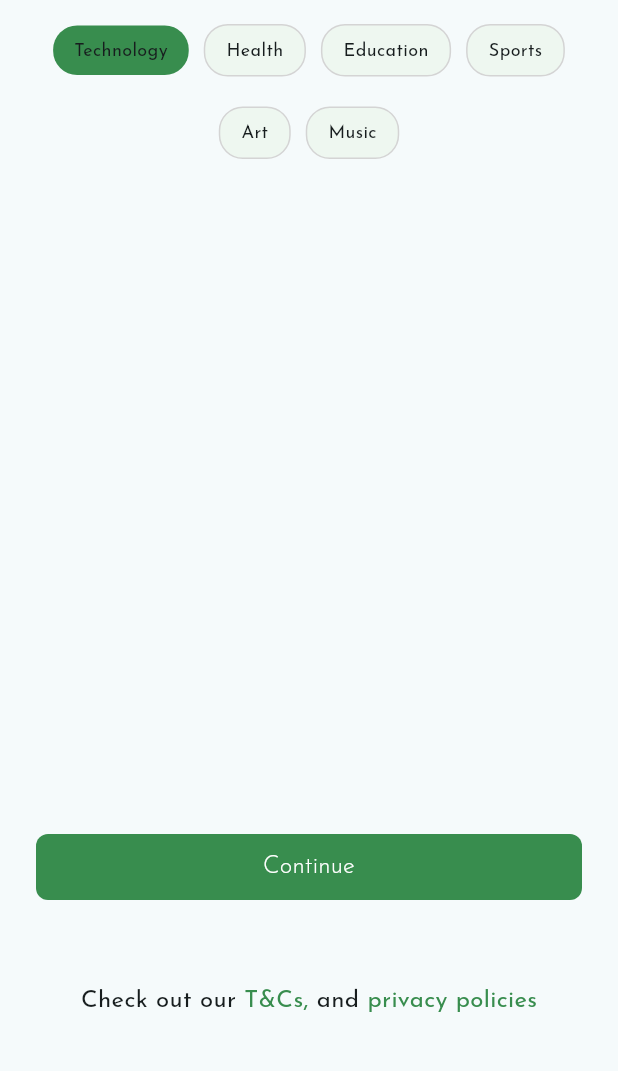
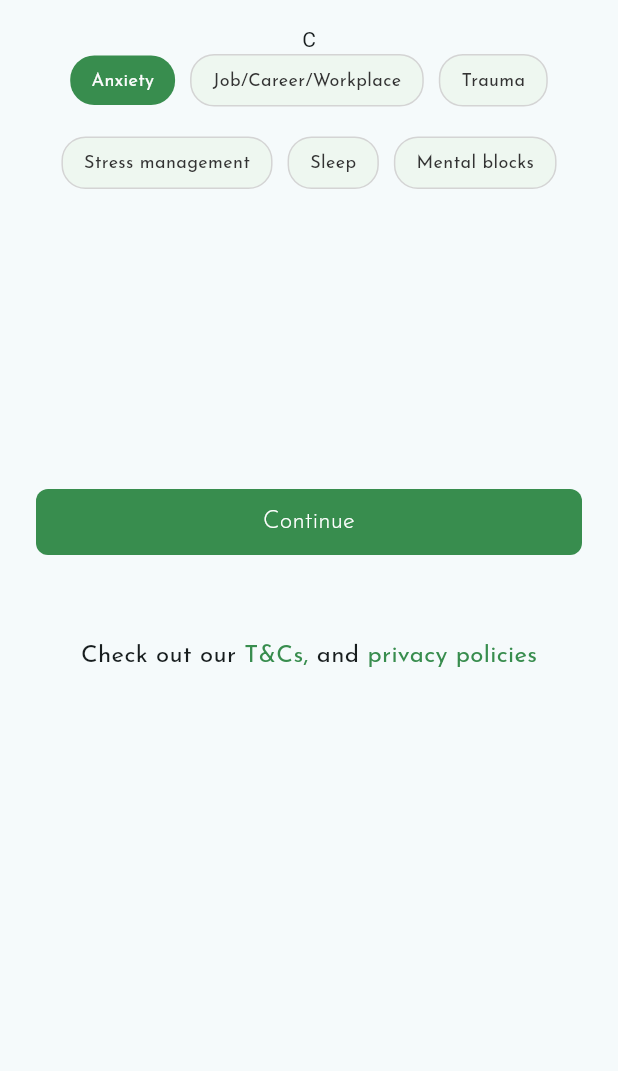
Before and after one commit to SKPteam/tl_onboarding_test, a Flutter app: the Chats screen opened by its route, on a phone screen of 412 x 824 dp, the part 96-1167 px from its top. Run offline on Flutter 3.47's test engine with Material 3 defaults, Android fonts, the phone set to English and light mode, and no system bars; our stand-ins replace dio, flutter_secure_storage, flutter_speed_dial, flutter_svg, get, get_it and 1 more; accounts and stored records are empty.

Commit message:
Task One

```diff
--- a/lib/api/services/create_chat_service.dart
+++ b/lib/api/services/create_chat_service.dart
@@ -1,11 +1,10 @@
 import 'package:dio/dio.dart';
 import 'package:flutter_firebase_test/api/endpoints/endpoints.dart';
 import 'package:flutter_firebase_test/data/models/create_chat.dart';
-import 'package:flutter_secure_storage/flutter_secure_storage.dart';
 
-class CreateChatService {
+class ChatService {
   final Dio _dio = Dio();
-  final FlutterSecureStorage _storage = const FlutterSecureStorage();
+  //final FlutterSecureStorage _storage = const FlutterSecureStorage();
 
   Future<CreateChat?> createChat({
     required int consultantId,
@@ -21,6 +20,7 @@ class CreateChatService {
       );
 
       if (response.statusCode == 200 || response.statusCode == 201) {
+        print("chat response: $response.data");
         return CreateChat.fromJson(response.data);
       }
       return null;
--- a/lib/core/dependency_injection/locator.dart
+++ b/lib/core/dependency_injection/locator.dart
@@ -11,7 +11,7 @@ Future<void> setupLocator() async {
   locator.registerLazySingleton(() => LoginUserService());
   locator.registerLazySingleton(() => UserRepository());
   locator.registerLazySingleton(() => ApiUtils());
-  locator.registerLazySingleton(() => CreateChatService());
+  locator.registerLazySingleton(() => ChatService());
   locator.registerLazySingleton(() => ChatRepository());
 
   //Services
--- a/lib/data/repositories/chat.dart
+++ b/lib/data/repositories/chat.dart
@@ -5,20 +5,15 @@ import 'package:flutter_firebase_test/data/repositories/storage.dart';
 import 'package:get_it/get_it.dart';
 
 class ChatRepository {
-  final CreateChatService createChatService =
-      GetIt.instance.get<CreateChatService>();
+  final ChatService chatService = GetIt.instance.get<ChatService>();
   final UserRepository userRepository = GetIt.instance.get<UserRepository>();
 
   Future<CreateChat?> createNewChat({
     required int consultantId,
+    required int clientId,
   }) async {
-    final clientId = await userRepository.getClientId();
-    if (clientId == null) {
-      throw Exception('Client ID not found. Please login again.');
-    }
-
     try {
-      return await createChatService.createChat(
+      return await chatService.createChat(
         consultantId: consultantId,
         clientId: clientId,
       );
--- a/lib/presentation/auth/login.dart
+++ b/lib/presentation/auth/login.dart
@@ -9,6 +9,7 @@ import 'package:google_fonts/google_fonts.dart';
 
 class LoginPage extends GetView<LoginController> {
   LoginPage({super.key});
+
   final TextEditingController emailController = TextEditingController();
   final TextEditingController passwordController = TextEditingController();
 
--- a/lib/presentation/auth/login_controller.dart
+++ b/lib/presentation/auth/login_controller.dart
@@ -26,7 +26,7 @@ class LoginController extends GetxController {
       if (result != null) {
         user.value = result;
         Get.snackbar("Success", "Login succesful");
-        Get.offNamed('/bottomNav');
+        Get.offNamed('/bottomNav', arguments: result);
       } else {
         Get.snackbar('Error', 'Login failed. Please try again.');
       }
--- a/lib/presentation/home/bottom_nav/bottom_nav_controller.dart
+++ b/lib/presentation/home/bottom_nav/bottom_nav_controller.dart
@@ -16,7 +16,7 @@ class BottomNavController extends GetxController {
   final List<Widget> pages = [
     const Homepage(),
     const Journal(),
-    Chats(),
+    // Chats(),
     const Profile(),
     const More(),
   ];
@@ -30,4 +30,10 @@ class BottomNavController extends GetxController {
   void resetValues() {
     _currentIndex.value = 0;
   }
+
+  final RxBool isActive = false.obs;
+
+  void toggleActive() {
+    isActive.value = !isActive.value;
+  }
 }
--- a/lib/presentation/home/chats/chats.dart
+++ b/lib/presentation/home/chats/chats.dart
@@ -3,6 +3,7 @@ import 'package:flutter_firebase_test/core/app_widgets/app_button.dart';
 import 'package:flutter_firebase_test/core/constants/app_assets.dart';
 import 'package:flutter_firebase_test/core/constants/app_colors.dart';
 import 'package:flutter_firebase_test/core/constants/extensions/extensions.dart';
+import 'package:flutter_firebase_test/data/models/create_chat.dart';
 import 'package:flutter_firebase_test/data/repositories/chat.dart';
 import 'package:flutter_firebase_test/presentation/home/bottom_nav/bottom_nav.dart';
 import 'package:flutter_firebase_test/presentation/home/chats/chat_controller.dart';
@@ -10,25 +11,26 @@ import 'package:flutter_firebase_test/presentation/home/chats/widgets/suggestion
 import 'package:flutter_firebase_test/presentation/home/chats/widgets/suggestion_chips_controler.dart';
 import 'package:flutter_svg/svg.dart';
 import 'package:get/get.dart';
-import 'package:get/get_core/src/get_main.dart';
-import 'package:get/get_state_manager/src/rx_flutter/rx_obx_widget.dart';
-import 'package:get/get_state_manager/src/simple/get_view.dart';
 import 'package:google_fonts/google_fonts.dart';
 
 class Chats extends GetView<ChatController> {
+  // final CreateChat chat;
   final SuggestionChipsController control =
       Get.put(SuggestionChipsController()); // Initialize controller
 
   final List<String> chipTitles = [
-    "Technology",
-    "Health",
-    "Education",
-    "Sports",
-    "Art",
-    "Music",
+    "Anxiety",
+    "Job/Career/Workplace",
+    "Trauma",
+    "Stress management",
+    "Sleep",
+    "Mental blocks",
   ];
 
-  Chats({super.key});
+  Chats({
+    super.key,
+    // required this.chat
+  });
 
   @override
   Widget build(BuildContext context) {
@@ -85,19 +87,20 @@ class Chats extends GetView<ChatController> {
                       controller.state.errorMessage ?? 'An error occurred'),
                 );
               }
-              return Container();
 
-              // return ListView.builder(
-              //   itemCount: controller.chats.length,
-              //   itemBuilder: (context, index) {
-              //     final chat = controller.chats[index];
-              //     return ListTile(
-              //       title: Text('Chat ${chat.id}'),
-              //       subtitle:
-              //           Text('With consultant: ${chat.consultant?.fName}'),
-              //     );
-              //   },
-              // );
+              return Text('C');
+
+              //   return ListView.builder(
+              //     itemCount: controller.chats.length,
+              //     itemBuilder: (context, index) {
+              //       final chat = controller.chats[index];
+              //       return ListTile(
+              //         title: Text('Chat ${chat.id}'),
+              //         subtitle:
+              //             Text('With consultant: ${chat.consultant?.fName}'),
+              //       );
+              //     },
+              //   );
             }),
             Wrap(
                 spacing: 10,
@@ -113,7 +116,7 @@ class Chats extends GetView<ChatController> {
                       title: chipTitles[index]));
                 })),
             const SizedBox(
-              height: 450,
+              height: 200,
             ),
             PrimaryButton(
               onPressed: () {},
--- a/lib/presentation/home/chats/widgets/suggestion_chips.dart
+++ b/lib/presentation/home/chats/widgets/suggestion_chips.dart
@@ -27,9 +27,9 @@ class SuggestionChips extends StatelessWidget {
         child: Text(
           title,
           style: GoogleFonts.josefinSans(
-            fontSize: 12,
-            fontWeight: FontWeight.w400,
-          ),
+              fontSize: 12,
+              fontWeight: FontWeight.w400,
+              color: isSelected ? AppColors.white : AppColors.black),
         ),
       ),
     );
```
Also changed, not shown: lib/data/models/create_chat.dart (+0 -36 lines), lib/main.dart (+8 -9 lines), lib/presentation/home/bottom_nav/bottom_nav.dart (+7 -2 lines), lib/presentation/home/chats/chat_controller.dart (+15 -3 lines).
